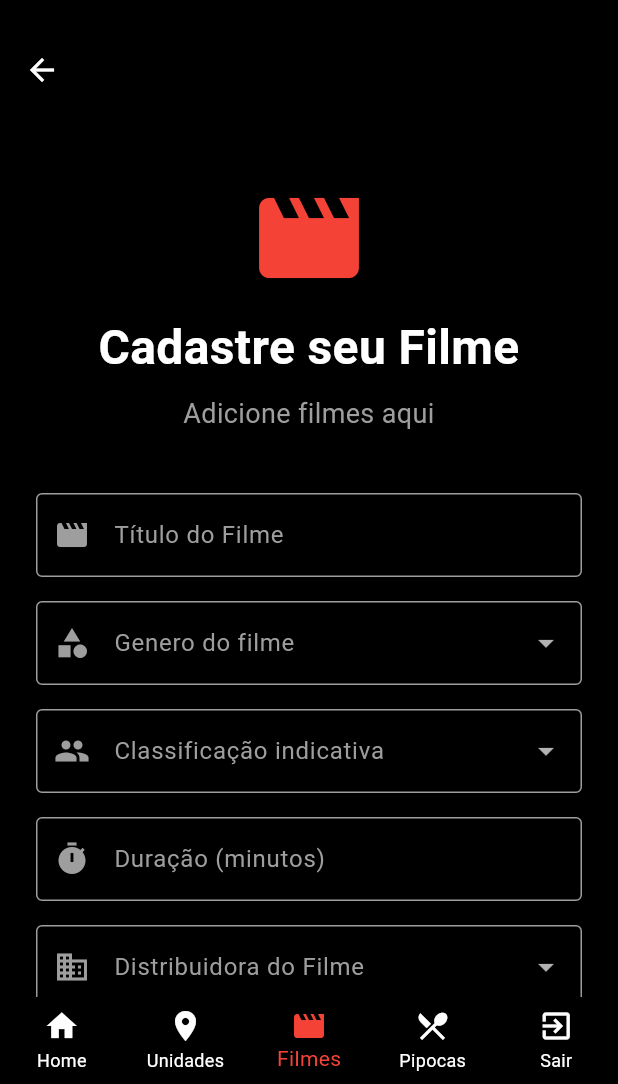
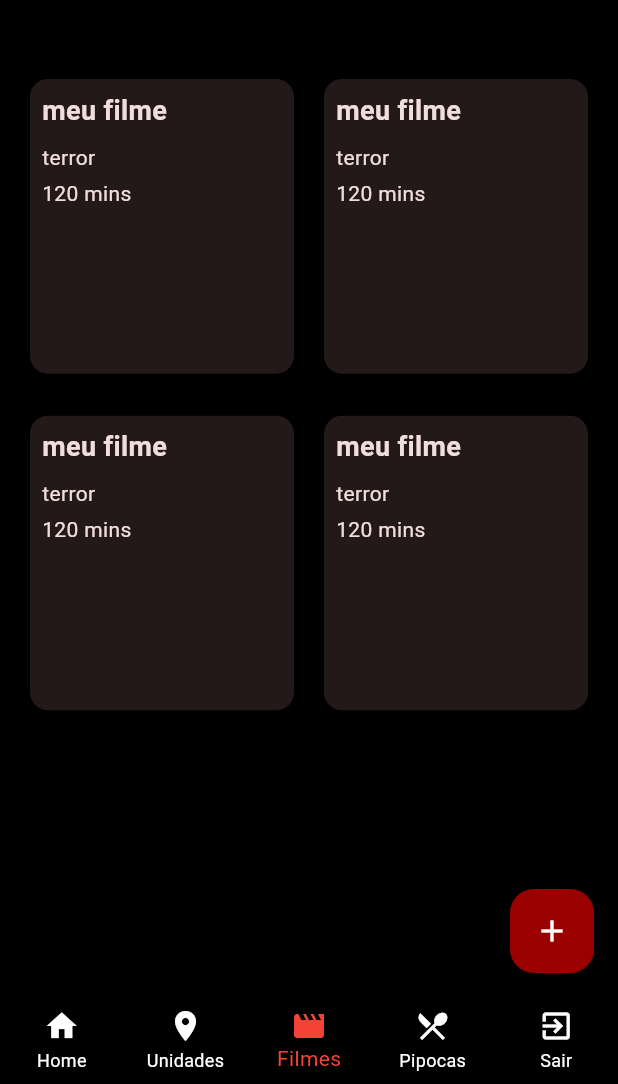
Before and after one commit to Lu-CLopes/cinestatapp, a Flutter app: the MainScreen screen opened by its route, item 3 of the bottom bar chosen, on a phone screen of 412 x 824 dp, the part 152-1236 px from its top. Run offline on Flutter 3.47's test engine with Material 3 defaults, Android fonts, the phone set to English and light mode, and no system bars; our stand-ins replace firebase_auth, firebase_core; missing offline and left inert: firebase_data_connect; accounts and stored records are empty.

Commit message:
home filmes

```diff
--- /dev/null
+++ b/lib/components/widgets/movie_card.dart
@@ -0,0 +1,37 @@
+import 'package:flutter/material.dart';
+
+class MovieCard extends StatelessWidget {
+  final String title;
+  final String genre;
+  final String duration;
+
+  const MovieCard({
+    super.key,
+    required this.title,
+    required this.genre,
+    required this.duration,
+  });
+
+  @override
+  Widget build(BuildContext context) {
+    return Card(
+      elevation: 4,
+      child: Padding(
+        padding: const EdgeInsets.all(8.0),
+        child: Column(
+          crossAxisAlignment: CrossAxisAlignment.start,
+          children: [
+            Text(
+              title,
+              style: const TextStyle(fontSize: 18, fontWeight: FontWeight.bold),
+            ),
+            const SizedBox(height: 8),
+            Text(genre),
+            const SizedBox(height: 4),
+            Text(duration),
+          ],
+        ),
+      ),
+    );
+  }
+}
--- /dev/null
+++ b/lib/view/home_filmes_page.dart
@@ -0,0 +1,122 @@
+// Tela de Filmes
+import 'package:flutter/material.dart';
+import '../service/firebase/data_connect_service.dart';
+import '../wave_clipper.dart'; // Importando o clipper
+import '../components/widgets/movie_card.dart';
+import 'filmes_page.dart';
+
+class HomeFilmesPage extends StatefulWidget {
+  const HomeFilmesPage({super.key});
+
+  @override
+  State<HomeFilmesPage> createState() => _HomeFilmesPageState();
+}
+
+class _HomeFilmesPageState extends State<HomeFilmesPage> {
+  final _formKey = GlobalKey<FormState>();
+  final _titleController = TextEditingController();
+  final _durationController = TextEditingController();
+  final _directorController = TextEditingController();
+
+  List<Map<String, dynamic>> _movies = [];
+
+  @override
+  void dispose() {
+    _titleController.dispose();
+    _durationController.dispose();
+    _directorController.dispose();
+    super.dispose();
+  }
+
+  Future<void> _loadMovies() async {
+    try {
+      final dataConnectService = DataConnectService();
+      final movies = await dataConnectService.getAllMovies();
+
+      if (movies.isEmpty) {
+        if (mounted) {
+          ScaffoldMessenger.of(context).showSnackBar(
+            const SnackBar(
+              content: Text('Nenhum filme encontrado.'),
+              backgroundColor: Colors.red,
+            ),
+          );
+        }
+        return;
+      }
+      if (mounted) {
+        setState(() {
+          _movies = movies;
+        });
+      }
+    } catch (e) {
+      if (mounted) {
+        ScaffoldMessenger.of(context).showSnackBar(
+          SnackBar(
+            content: Text('Erro ao carregar filmes: $e'),
+            backgroundColor: Colors.red,
+          ),
+        );
+      }
+    }
+  }
+
+  @override
+  void initState() {
+    super.initState();
+    //_loadMovies();
+  }
+
+  @override
+  Widget build(BuildContext context) {
+    return Scaffold(
+      backgroundColor: Colors.black,
+      body: Column(
+        children: [
+          const SizedBox(height: 20),
+          Expanded(
+            child: GridView.builder(
+              padding: const EdgeInsets.symmetric(horizontal: 16, vertical: 10),
+              gridDelegate: const SliverGridDelegateWithFixedCrossAxisCount(
+                crossAxisCount: 2,
+                crossAxisSpacing: 12,
+                mainAxisSpacing: 20,
+                childAspectRatio: 0.9, // ajustado pra card quadrado
+              ),
+              //itemCount: _movies.length, // sua lista de filmes
+              itemCount: 4,
+              itemBuilder: (context, index) {
+                // final movie = _movies[index];
+                // final title = movie['movieTitle'] ?? 'Título Desconhecido';
+                // final genre = movie['movieGenre'] ?? 'Gênero Desconhecido';
+                // final duration = movie['movieDuration'] != null
+                //     ? '${movie['movieDuration']} min'
+                //     : 'Duração Desconhecida';
+                return MovieCard(
+                  title: 'meu filme',
+                  genre: 'terror',
+                  duration: '120 mins',
+                  // onTap: () {
+                  //   setState(() {
+                  //     selectedMovieIndex = index;
+                  //   });
+                  // },
+                );
+              },
+            ),
+          ),
+        ],
+      ),
+      floatingActionButton: FloatingActionButton(
+        onPressed: () {
+          Navigator.push(
+            context,
+            MaterialPageRoute(builder: (context) => const FilmesPage()),
+          );
+        },
+        backgroundColor: const Color(0xFF9B0000),
+        child: const Icon(Icons.add, color: Colors.white),
+      ),
+    );
+  }
+}
--- a/lib/view/main_screen.dart
+++ b/lib/view/main_screen.dart
@@ -1,3 +1,4 @@
+import 'package:cinestatapp/view/home_filmes_page.dart';
 import 'package:flutter/material.dart';
 import 'package:firebase_auth/firebase_auth.dart';
 import '../wave_clipper.dart';
@@ -20,13 +21,15 @@ class _MainScreenState extends State<MainScreen> {
   void initState() {
     super.initState();
     _screens = [
-      HomeScreen(onNavigate: (index) {
-        setState(() {
-          _selectedIndex = index;
-        });
-      }),
+      HomeScreen(
+        onNavigate: (index) {
+          setState(() {
+            _selectedIndex = index;
+          });
+        },
+      ),
       const UnidadePage(),
-      const FilmesPage(),
+      const HomeFilmesPage(),
       const PipocasScreen(),
     ];
   }
@@ -137,10 +140,7 @@ class _MainScreenState extends State<MainScreen> {
         onTap: _onItemTapped,
         type: BottomNavigationBarType.fixed,
         items: const [
-          BottomNavigationBarItem(
-            icon: Icon(Icons.home),
-            label: 'Home',
-          ),
+          BottomNavigationBarItem(icon: Icon(Icons.home), label: 'Home'),
           BottomNavigationBarItem(
             icon: Icon(Icons.location_on),
             label: 'Unidades',
@@ -187,10 +187,7 @@ class HomeScreen extends StatelessWidget {
             const SizedBox(height: 10),
             Text(
               user?.email ?? '',
-              style: const TextStyle(
-                color: Colors.grey,
-                fontSize: 16,
-              ),
+              style: const TextStyle(color: Colors.grey, fontSize: 16),
             ),
             const SizedBox(height: 40),
 
@@ -274,10 +271,7 @@ class HomeScreen extends StatelessWidget {
             const SizedBox(height: 4),
             Text(
               description,
-              style: TextStyle(
-                color: Colors.grey[400],
-                fontSize: 14,
-              ),
+              style: TextStyle(color: Colors.grey[400], fontSize: 14),
             ),
           ],
         ),
```
Also changed, not shown: lib/components/widgets/retangle_result.dart (added, +70 -0 lines), lib/components/widgets/search_bar.dart (added, +107 -0 lines), lib/dataconnect_generated/example.dart (+7 -0 lines), lib/dataconnect_generated/read_all_movies.dart (added, +136 -0 lines), lib/service/firebase/data_connect_service.dart (+30 -1 lines), 2 other files.
